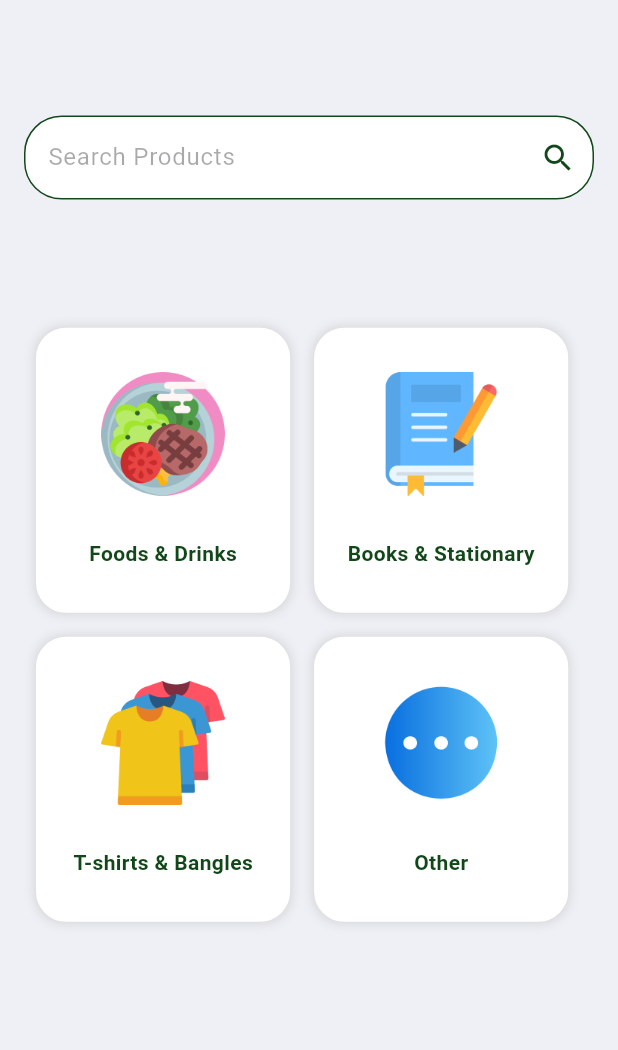
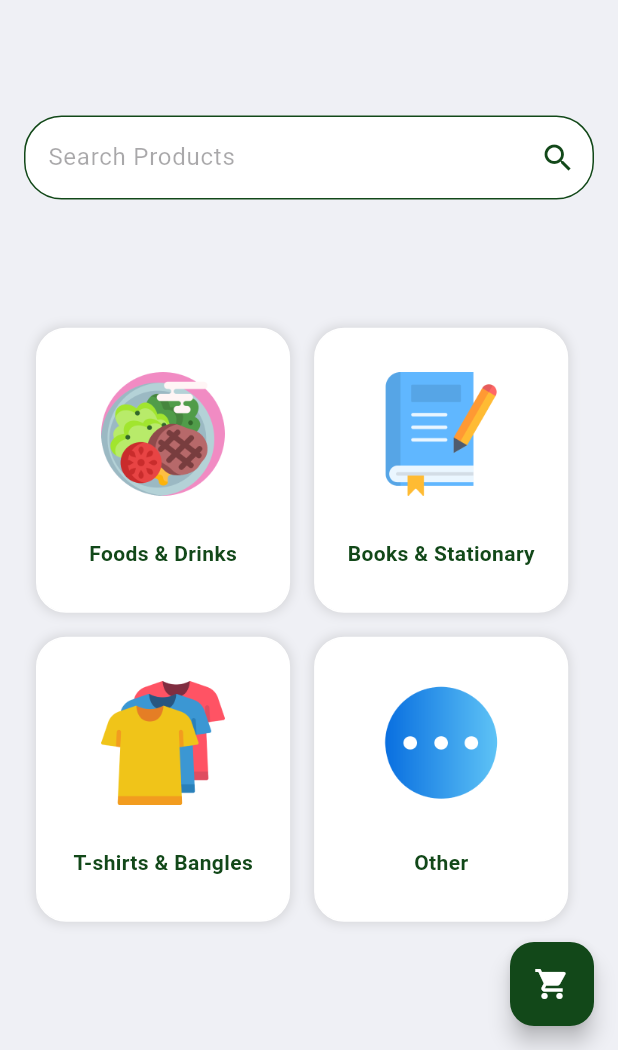
Before and after one commit to dula07/green_mart, a Flutter app: the HomeScreen screen opened directly, on a phone screen of 412 x 824 dp, the part 186-1236 px from its top. Run offline on Flutter 3.47's test engine with Material 3 defaults, Android fonts, the light colour scheme and no system bars; our stand-ins replace cloud_firestore, firebase_auth, firebase_core, get, persistent_bottom_nav_bar; accounts and stored records are empty.

Commit message:
Added cart button to the other screens

```diff
--- a/lib/views/home_screen.dart
+++ b/lib/views/home_screen.dart
@@ -2,6 +2,7 @@ import 'package:firebase_auth/firebase_auth.dart';
 import 'package:flutter/material.dart';
 import 'package:get/get.dart';
 
+import '../controllers/cart_controller.dart';
 import '../routes/routes.dart';
 import 'category_products_screen.dart';
 
@@ -10,7 +11,49 @@ class HomeScreen extends StatelessWidget {
 
   @override
   Widget build(BuildContext context) {
+    CartController cartController = Get.find<CartController>();
     return Scaffold(
+      floatingActionButton: Stack(
+        alignment: Alignment.topRight,
+        children: [
+          FloatingActionButton(
+            heroTag: 'uniqueTag01',
+            backgroundColor: const Color(0xFF124819),
+            child: const Icon(
+              Icons.shopping_cart,
+              color: Colors.white,
+            ),
+            onPressed: () {
+              Get.offAndToNamed(Routes.getCartScreen());
+            },
+          ),
+          Obx(() {
+            int cartItemCount = cartController.cartItems.length;
+            return cartItemCount > 0
+                ? Container(
+                    padding: const EdgeInsets.all(2),
+                    decoration: BoxDecoration(
+                      color: Colors.red,
+                      shape: BoxShape.circle,
+                      border: Border.all(color: Colors.white, width: 2),
+                    ),
+                    constraints: const BoxConstraints(
+                      minWidth: 16,
+                      minHeight: 16,
+                    ),
+                    child: Text(
+                      '$cartItemCount',
+                      style: const TextStyle(
+                        color: Colors.white,
+                        fontSize: 10,
+                      ),
+                      textAlign: TextAlign.center,
+                    ),
+                  )
+                : const SizedBox.shrink();
+          }),
+        ],
+      ),
       appBar: PreferredSize(
         preferredSize: Size.fromHeight(Get.height * 0.15),
         child: AppBar(
```
Also changed, not shown: lib/views/all_product_screen.dart (+44 -0 lines), lib/views/profile_screen.dart (+43 -0 lines).
